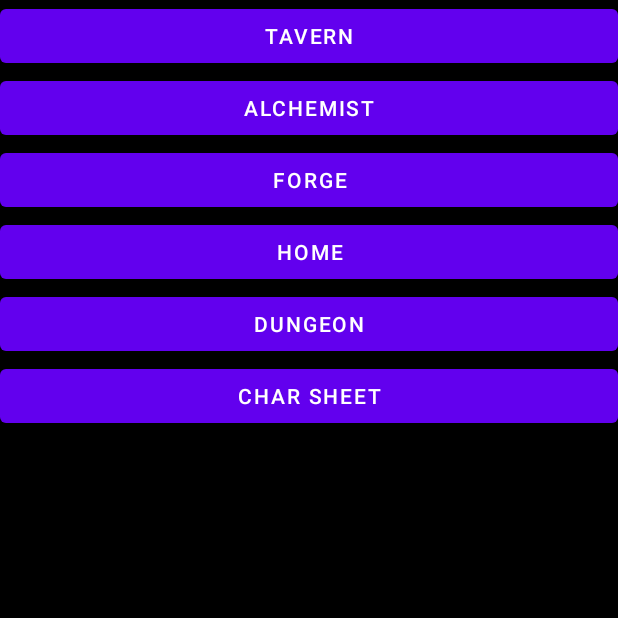
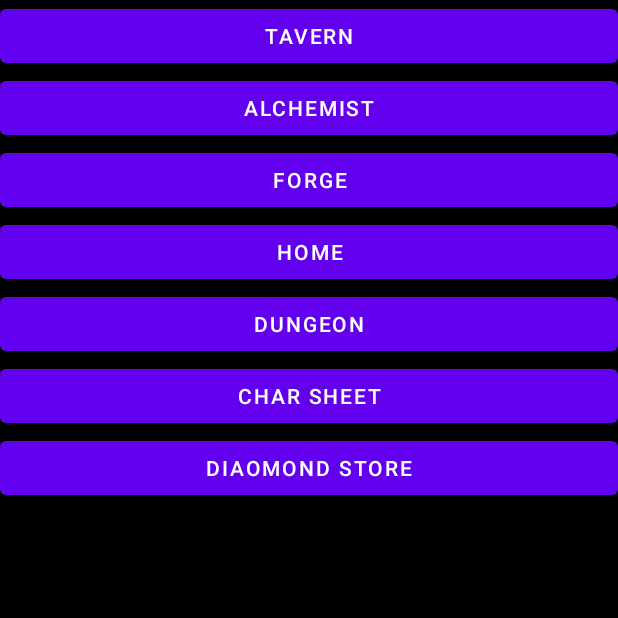
Before and after one commit to wkpescherine/Projects-2022, an Android app: the SkillScreen screen opened directly, with no data from a screen before it, after a tap on "CLICK TO BEGIN", on a phone screen of 412 x 824 dp, the top half of it. Run offline under Robolectric (Android 15) with nearby library versions, the phone set to English and light mode, and no system bars.

Commit message:
Added Diamond Store to Town Added game saving ability to game

```diff
--- a/app/src/main/java/com/example/ascension/CharFileHandler.java
+++ b/app/src/main/java/com/example/ascension/CharFileHandler.java
@@ -19,18 +19,6 @@ public class CharFileHandler {
     private static final String TAG = "";
     CharDataConfig config = new CharDataConfig();
 
-    public void writeCharToFile(){
-        try{
-            FileWriter myWriter = new FileWriter("SavedGames.txt", true);
-            BufferedWriter bWriter = new BufferedWriter(myWriter);
-            PrintWriter pWriter = new PrintWriter(bWriter);
-            pWriter.write("Test");
-            pWriter.close();
-            System.out.print("Current Game Saved");
-        }catch(IOException e){
-            e.printStackTrace();
-        }
-    }
 
     public void readCharFromFile(){
 
--- a/app/src/main/java/com/example/ascension/SkillScreen.java
+++ b/app/src/main/java/com/example/ascension/SkillScreen.java
@@ -7,6 +7,10 @@ import android.os.Bundle;
 import android.view.View;
 import android.view.WindowManager;
 import android.widget.TextView;
+import android.widget.Toast;
+
+import java.io.FileOutputStream;
+import java.io.OutputStreamWriter;
 
 public class SkillScreen extends AppCompatActivity {
     CharDataConfig config = new CharDataConfig();
@@ -182,7 +186,7 @@ public class SkillScreen extends AppCompatActivity {
         //charSheet.buildCharSheet();
         gear.starterGear();
         charSheet.updateCharSheet();
-        saveChar.writeCharToFile();
+        writeCharToFile();
         Intent intent2 = new Intent(this, TownScreen.class);
         startActivity(intent2);
     }
@@ -193,4 +197,20 @@ public class SkillScreen extends AppCompatActivity {
         Intent intent1 = new Intent(this, CreateCharacter.class);
         startActivity(intent1);
     }
+
+    public void writeCharToFile(){
+        String textmsg = "test";
+        try {
+            FileOutputStream fileout=openFileOutput("mytextfile.txt", MODE_PRIVATE);
+            OutputStreamWriter outputWriter=new OutputStreamWriter(fileout);
+            //outputWriter.write(textmsg.getText().toString());
+            outputWriter.write(textmsg);
+            outputWriter.close();
+            //display file saved message
+            Toast.makeText(getBaseContext(), "File saved successfully!",
+                    Toast.LENGTH_SHORT).show();
+        } catch (Exception e) {
+            e.printStackTrace();
+        }
+    }
 }
--- a/app/src/main/java/com/example/ascension/TownScreen.java
+++ b/app/src/main/java/com/example/ascension/TownScreen.java
@@ -26,6 +26,8 @@ public class TownScreen extends AppCompatActivity {
 
     public void clickHome(){}
 
+    public void clickDiamondStore(){}
+
     public void clickDungeon(View v){
         Intent intent = new Intent(this, Dungeon.class);
         startActivity(intent);
--- a/app/src/main/res/layout/activity_town_screen.xml
+++ b/app/src/main/res/layout/activity_town_screen.xml
@@ -14,7 +14,7 @@
         android:layout_height="wrap_content"
         android:text="Tavern"
         android:layout_gravity="center"
-        android:onClick="clickATavern"/>
+        android:onClick="clickTavern"/>
     <Button
         android:layout_width="match_parent"
         android:layout_height="wrap_content"
@@ -45,5 +45,11 @@
         android:text="Char Sheet"
         android:layout_gravity="center"
         android:onClick="clickCharSheet"/>
+    <Button
+        android:layout_width="match_parent"
+        android:layout_height="wrap_content"
+        android:text="Diaomond Store"
+        android:layout_gravity="center"
+        android:onClick="clickDiamondStore"/>
 
 </LinearLayout>
```
